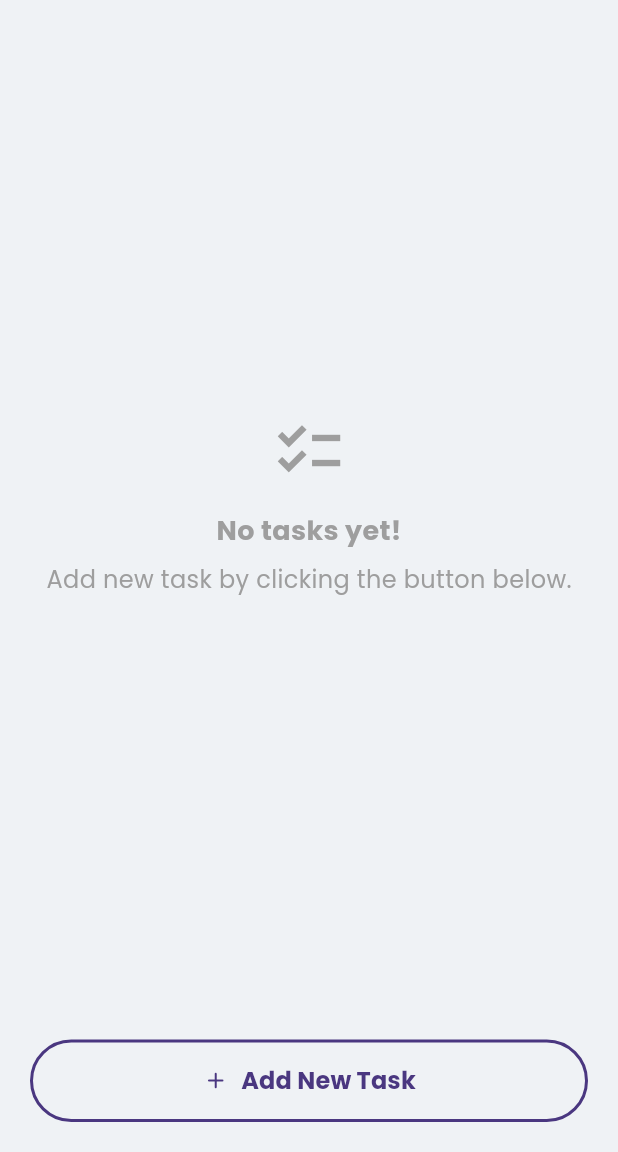
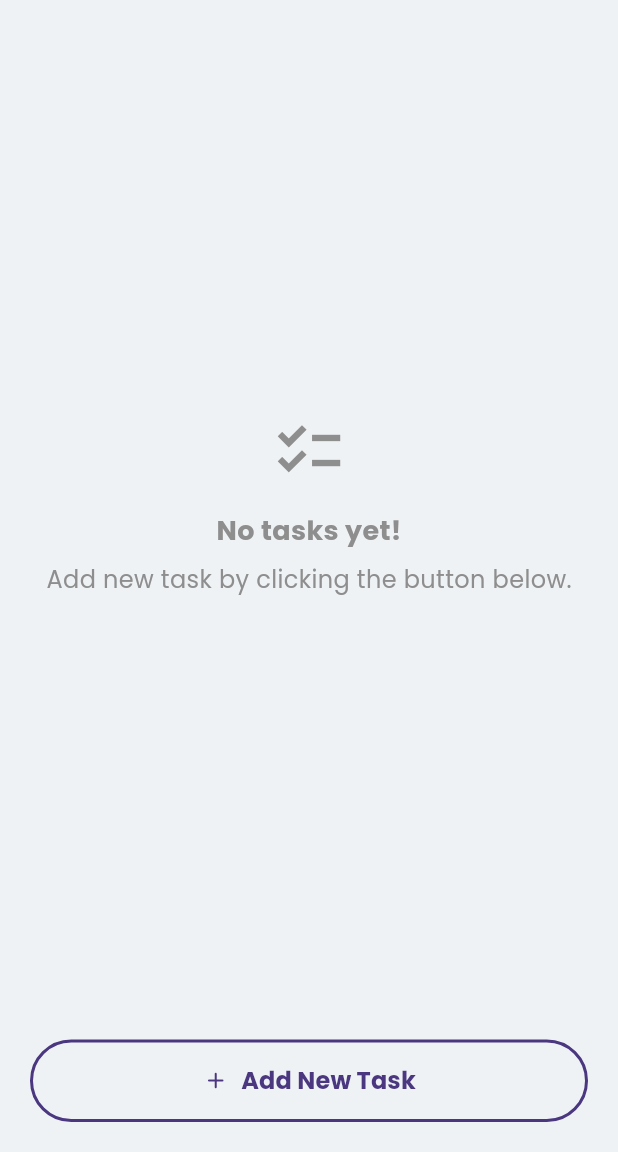
Before and after one commit to jeeesher/checklist_to_do_app, a Flutter app: the screen it shows after launch, on a phone screen of 412 x 824 dp, the part 84-1236 px from its top. Run offline on Flutter 3.47's test engine with Material 3 defaults, Android fonts, the phone set to English and light mode, and no system bars; our stand-ins replace flutter_bloc, google_fonts, shared_preferences.

Commit message:
Created a app_color for all colors in the project

```diff
--- /dev/null
+++ b/lib/app/color/app_color.dart
@@ -0,0 +1,14 @@
+import 'dart:ui';
+
+const Color primaryColor = Color(0xFF4A3780);
+
+const Color backgroundLight = Color(0xFFEFF2F5);
+const Color backgroundWhite = Color(0xFFFFFFFF);
+const Color backgroundGrey = Color(0xFFE0E0E0);
+const Color backgroundDark = Color(0xFF1A1A1A);
+
+const Color textWhite = Color(0xFFFFFFFF);
+const Color textDark = Color(0xFF1A1A1A);
+const Color textGrey = Color(0xFF8E8E8E);
+
+const Color errorRed = Color(0xFFFF4D4F);
--- a/lib/module/main/presentation/page/checklist.page.dart
+++ b/lib/module/main/presentation/page/checklist.page.dart
@@ -1,3 +1,4 @@
+import 'package:checklist_to_do_app/app/color/app_color.dart';
 import 'package:checklist_to_do_app/module/main/presentation/page/widgets/confirm_dialog.dart';
 import 'package:checklist_to_do_app/module/main/presentation/page/widgets/empty_task.dart';
 import 'package:checklist_to_do_app/module/main/presentation/page/widgets/task_item.dart';
@@ -15,7 +16,7 @@ class ChecklistPage extends StatelessWidget {
   @override
   Widget build(BuildContext context) {
     return Scaffold(
-      backgroundColor: const Color(0xFFEFF2F5),
+      backgroundColor: backgroundLight,
       appBar: CustomAppBar(
         title: 'My To-Do List',
         actionIcon: Icons.delete_outline_rounded,
@@ -58,13 +59,13 @@ class ChecklistPage extends StatelessWidget {
                     child: Column(
                       mainAxisAlignment: MainAxisAlignment.center,
                       children: [
-                        Icon(Icons.error, size: 64, color: Colors.red),
+                        Icon(Icons.error, size: 64, color: errorRed),
                         SizedBox(height: 16),
                         Text(state.message),
                         SizedBox(height: 16),
                         ElevatedButton(
                           style: ElevatedButton.styleFrom(
-                            foregroundColor: Colors.white, backgroundColor: Color(0xFF4A3780),
+                            foregroundColor: textWhite, backgroundColor: primaryColor,
                           ),
                           onPressed: () =>
                               context.read<TaskCubit>().loadTasks(),
--- a/lib/module/main/presentation/page/widgets/empty_task.dart
+++ b/lib/module/main/presentation/page/widgets/empty_task.dart
@@ -1,3 +1,4 @@
+import 'package:checklist_to_do_app/app/color/app_color.dart';
 import 'package:flutter/material.dart';
 
 class EmptyTask extends StatelessWidget {
@@ -9,16 +10,16 @@ class EmptyTask extends StatelessWidget {
       child: Column(
         mainAxisAlignment: MainAxisAlignment.center,
         children: const [
-          Icon(Icons.checklist, size: 50, color: Colors.grey),
+          Icon(Icons.checklist, size: 50, color: textGrey),
           SizedBox(height: 16),
           Text(
             'No tasks yet!',
-            style: TextStyle(fontSize: 18, color: Colors.grey, fontWeight: FontWeight.bold),
+            style: TextStyle(fontSize: 18, color: textGrey, fontWeight: FontWeight.bold),
           ),
           SizedBox(height: 8),
           Text(
             'Add new task by clicking the button below.',
-            style: TextStyle(color: Colors.grey, fontSize: 16),
+            style: TextStyle(color: textGrey, fontSize: 16),
           ),
         ],
       ),
--- a/lib/module/task/presentation/page/add_task.page.dart
+++ b/lib/module/task/presentation/page/add_task.page.dart
@@ -1,3 +1,4 @@
+import 'package:checklist_to_do_app/app/color/app_color.dart';
 import 'package:checklist_to_do_app/module/task/domain/cubit/task_cubit.dart';
 import 'package:checklist_to_do_app/module/task/presentation/page/wigdets/task_text_field.dart';
 import 'package:checklist_to_do_app/module/widgets/custom_app_bar.dart';
@@ -27,7 +28,7 @@ class AddTaskPage extends StatelessWidget {
     }
 
     return Scaffold(
-      backgroundColor: const Color(0xFFEFF2F5),
+      backgroundColor: backgroundLight,
       appBar: CustomAppBar(
         title: 'Add New Task',
         actionIcon: Icons.close_rounded,
--- a/lib/module/widgets/custom_app_bar.dart
+++ b/lib/module/widgets/custom_app_bar.dart
@@ -1,3 +1,4 @@
+import 'package:checklist_to_do_app/app/color/app_color.dart';
 import 'package:flutter/material.dart';
 
 class CustomAppBar extends StatelessWidget implements PreferredSizeWidget {
@@ -18,13 +19,13 @@ class CustomAppBar extends StatelessWidget implements PreferredSizeWidget {
   Widget build(BuildContext context) {
     return AppBar(
       automaticallyImplyLeading: false,
-      backgroundColor: const Color(0xFF4A3780),
+      backgroundColor: primaryColor,
       title: Text(
         title,
         style: const TextStyle(
           fontSize: 24,
           fontWeight: FontWeight.bold,
-          color: Colors.white,
+          color: textWhite,
         ),
       ),
       actions: [
@@ -32,12 +33,12 @@ class CustomAppBar extends StatelessWidget implements PreferredSizeWidget {
           margin: const EdgeInsets.all(10),
           decoration: const BoxDecoration(
             shape: BoxShape.circle,
-            color: Colors.white,
+            color: backgroundWhite,
           ),
           child: IconButton(
             icon: Icon(
               actionIcon,
-              color: const Color(0xFF4A3780),
+              color: primaryColor,
               size: 22,
             ),
             onPressed: onActionPressed,
--- a/lib/module/widgets/custom_button.dart
+++ b/lib/module/widgets/custom_button.dart
@@ -1,3 +1,4 @@
+import 'package:checklist_to_do_app/app/color/app_color.dart';
 import 'package:flutter/material.dart';
 
 class CustomButton extends StatelessWidget {
@@ -14,7 +15,7 @@ class CustomButton extends StatelessWidget {
 
   @override
   Widget build(BuildContext context) {
-    const buttonColor = Color(0xFF4A3780);
+    const buttonColor = primaryColor;
     return SizedBox(
       width: double.infinity,
       child: OutlinedButton.icon(
@@ -46,7 +47,7 @@ class CustomButton extends StatelessWidget {
           foregroundColor: WidgetStateProperty.resolveWith<Color?>((states) {
             if (states.contains(WidgetState.hovered) ||
                 states.contains(WidgetState.pressed)) {
-              return Colors.white;
+              return backgroundWhite;
             }
             return buttonColor;
           }),
```
Also changed, not shown: lib/module/main/presentation/page/widgets/confirm_dialog.dart (+5 -4 lines), lib/module/main/presentation/page/widgets/task_item.dart (+6 -5 lines), lib/module/task/presentation/page/wigdets/task_text_field.dart (+5 -4 lines), lib/module/widgets/error_handler.dart (+5 -4 lines).
